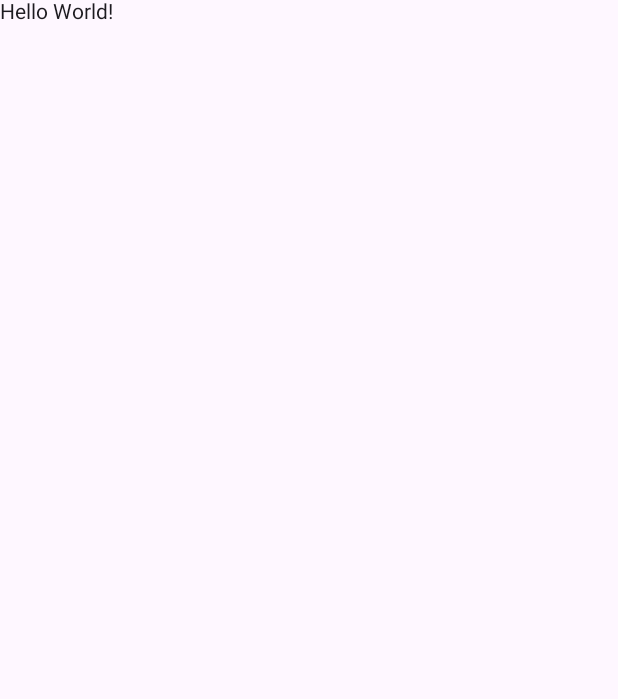
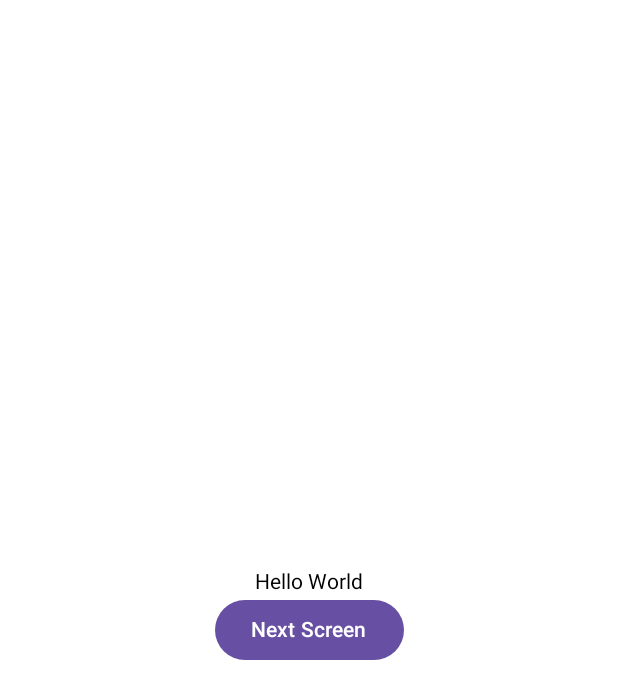
Before and after one commit to giovanischiar/fridgnet, an Android app built with Jetpack Compose: the screen it shows after launch (MainActivity), on a phone screen of 412 x 824 dp. Before the commit the part shown is almost empty. Shown: the top 699 px of the screen. Run offline under Robolectric (Android 15) with nearby library versions, the phone set to English and light mode, and no system bars.

Commit message:
Add Navigation Library and a Working Test Screen, Adjust Directory Structure

```diff
--- a/app/build.gradle
+++ b/app/build.gradle
@@ -63,6 +63,9 @@ dependencies {
     androidTestImplementation "androidx.compose.ui:ui-test-junit4:$compose_version"
     debugImplementation "androidx.compose.ui:ui-tooling:$compose_version"
     debugImplementation "androidx.compose.ui:ui-test-manifest:$compose_version"
+
+    //navigation
+    implementation "androidx.navigation:navigation-compose:$nav_version"
 }
 
 task generateIcons(type: Exec) {
--- a/app/src/main/java/io/schiar/fridgnet/MainActivity.kt
+++ b/app/src/main/java/io/schiar/fridgnet/MainActivity.kt
@@ -1,24 +1,15 @@
 package io.schiar.fridgnet
 
 import android.os.Bundle
-import androidx.compose.material3.Surface
 import androidx.activity.ComponentActivity
 import androidx.activity.compose.setContent
-import androidx.compose.foundation.layout.fillMaxSize
-import androidx.compose.material3.MaterialTheme
-import androidx.compose.material3.Text
-import androidx.compose.ui.Modifier
+import io.schiar.fridgnet.view.FridgeApp
 
 class MainActivity: ComponentActivity() {
     override fun onCreate(saveBundleInstance: Bundle?) {
         super.onCreate(saveBundleInstance)
         setContent {
-            Surface(
-                modifier = Modifier.fillMaxSize(),
-                color = MaterialTheme.colorScheme.background
-            ) {
-                Text("Hello World!")
-            }
+            FridgeApp()
         }
     }
 }
--- /dev/null
+++ b/app/src/main/java/io/schiar/fridgnet/view/FridgeApp.kt
@@ -0,0 +1,17 @@
+package io.schiar.fridgnet.view
+
+import androidx.compose.runtime.Composable
+import androidx.navigation.NavHostController
+import androidx.navigation.compose.NavHost
+import androidx.navigation.compose.composable
+import androidx.navigation.compose.rememberNavController
+import io.schiar.fridgnet.view.screen.HomeScreen
+import io.schiar.fridgnet.view.screen.NextScreen
+
+@Composable
+fun FridgeApp(navController: NavHostController = rememberNavController()) {
+    NavHost(navController = navController, startDestination = "Home") {
+        composable(route = "Home") { HomeScreen { navController.navigate("Next") } }
+        composable(route = "Next") { NextScreen() }
+    }
+}
--- /dev/null
+++ b/app/src/main/java/io/schiar/fridgnet/view/screen/HomeScreen.kt
@@ -0,0 +1,24 @@
+package io.schiar.fridgnet.view.screen
+
+import androidx.compose.foundation.layout.Arrangement
+import androidx.compose.foundation.layout.Column
+import androidx.compose.foundation.layout.fillMaxSize
+import androidx.compose.material3.Button
+import androidx.compose.material3.Text
+import androidx.compose.runtime.Composable
+import androidx.compose.ui.Alignment
+import androidx.compose.ui.Modifier
+
+@Composable
+fun HomeScreen(onClickNextScreenButton: () -> Unit) {
+    Column(
+        modifier = Modifier.fillMaxSize(),
+        verticalArrangement = Arrangement.Center,
+        horizontalAlignment = Alignment.CenterHorizontally
+    ) {
+        Text("Hello World")
+        Button(onClick = { onClickNextScreenButton() }) {
+            Text("Next Screen")
+        }
+    }
+}
--- a/build.gradle
+++ b/build.gradle
@@ -2,6 +2,7 @@
 buildscript {
     ext {
         compose_version = '1.5.0-alpha01'
+        nav_version = '2.5.3'
     }
 }
 
```
Also changed, not shown: app/src/main/java/io/schiar/fridgnet/view/screen/NextScreen.kt (added, +20 -0 lines).
